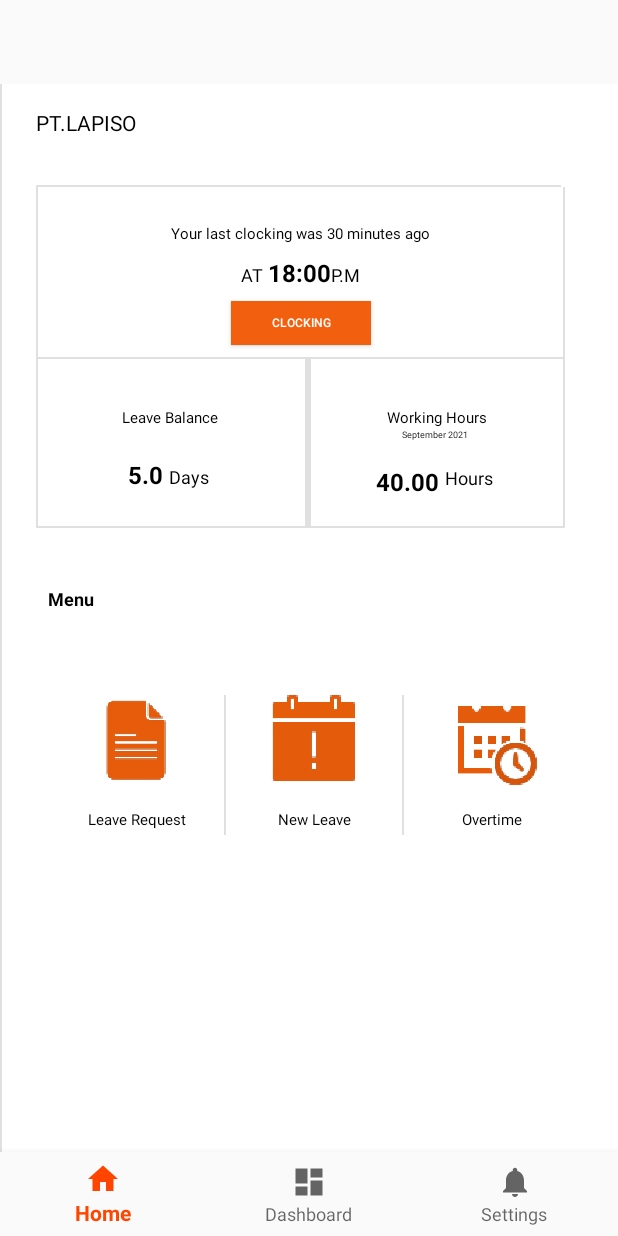
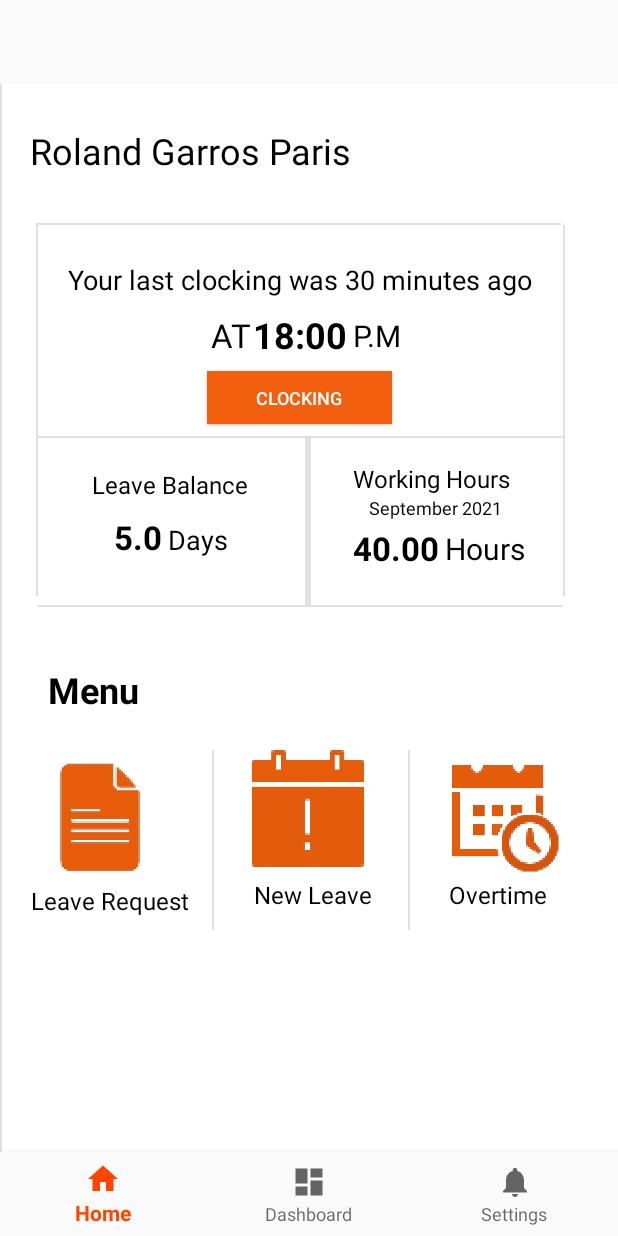
Before and after one commit to hengky9099/Mobile_application, an Android app: the screen it shows after launch (MainActivity), on a phone screen of 412 x 824 dp. Run offline under Robolectric (Android 15) with nearby library versions, the phone set to English and light mode, and no system bars; our stand-ins replace navigation-ui.

Commit message:
UI enhancement & logo from ASUS

```diff
--- a/app/src/main/res/layout/fragment_home.xml
+++ b/app/src/main/res/layout/fragment_home.xml
@@ -12,10 +12,11 @@
         android:id="@+id/textView"
         android:layout_width="wrap_content"
         android:layout_height="wrap_content"
-        android:layout_marginStart="24dp"
-        android:layout_marginTop="16dp"
-        android:text="@string/pt_lapiso"
+        android:layout_marginStart="20dp"
+        android:layout_marginTop="28dp"
+        android:text="@string/roland_garros_paris"
         android:textColor="@color/black"
+        android:textSize="24sp"
         app:layout_constraintStart_toStartOf="parent"
         app:layout_constraintTop_toTopOf="parent" />
 
@@ -26,7 +27,7 @@
         android:layout_marginTop="24dp"
         android:text="@string/your_last_clocking_was_30_minutes_ago"
         android:textColor="#000000"
-        android:textSize="10sp"
+        android:textSize="18sp"
         app:layout_constraintEnd_toStartOf="@+id/divider5"
         app:layout_constraintStart_toStartOf="@+id/divider11"
         app:layout_constraintTop_toBottomOf="@+id/divider6"
@@ -35,14 +36,13 @@
 
     <TextView
         android:id="@+id/textView8"
-        android:layout_width="64dp"
-        android:layout_height="wrap_content"
-        android:layout_marginTop="32dp"
+        android:layout_width="106dp"
+        android:layout_height="23dp"
+        android:layout_marginTop="20dp"
         android:text="@string/leave_balance"
         android:textColor="#000000"
-        android:textSize="10sp"
+        android:textSize="16sp"
         app:layout_constraintEnd_toStartOf="@+id/divider8"
-        app:layout_constraintHorizontal_bias="0.491"
         app:layout_constraintStart_toEndOf="@+id/divider"
         app:layout_constraintTop_toBottomOf="@+id/divider11"
         tools:ignore="MissingConstraints,SmallSp" />
@@ -52,10 +52,10 @@
         android:layout_width="wrap_content"
         android:layout_height="wrap_content"
         android:layout_marginStart="4dp"
-        android:layout_marginTop="24dp"
+        android:layout_marginTop="12dp"
         android:text="@string/days"
         android:textColor="#000000"
-        android:textSize="12sp"
+        android:textSize="18sp"
         app:layout_constraintStart_toEndOf="@+id/textView9"
         app:layout_constraintTop_toBottomOf="@+id/textView8"
         tools:ignore="MissingConstraints" />
@@ -64,13 +64,13 @@
         android:id="@+id/textView9"
         android:layout_width="wrap_content"
         android:layout_height="wrap_content"
-        android:layout_marginTop="20dp"
+        android:layout_marginTop="8dp"
         android:text="@string/_5_0"
         android:textColor="#000000"
-        android:textSize="16sp"
+        android:textSize="22sp"
         android:textStyle="bold"
         app:layout_constraintEnd_toStartOf="@+id/divider8"
-        app:layout_constraintHorizontal_bias="0.387"
+        app:layout_constraintHorizontal_bias="0.349"
         app:layout_constraintStart_toEndOf="@+id/divider"
         app:layout_constraintTop_toBottomOf="@+id/textView8"
         tools:ignore="MissingConstraints" />
@@ -82,7 +82,7 @@
         android:layout_marginTop="8dp"
         android:text="@string/_18_00"
         android:textColor="#000000"
-        android:textSize="16sp"
+        android:textSize="24sp"
         android:textStyle="bold"
         app:layout_constraintEnd_toEndOf="parent"
         app:layout_constraintHorizontal_bias="0.483"
@@ -93,12 +93,13 @@
 
     <TextView
         android:id="@+id/textView5"
-        android:layout_width="18dp"
-        android:layout_height="17dp"
-        android:layout_marginTop="12dp"
+        android:layout_width="28dp"
+        android:layout_height="25dp"
+        android:layout_marginTop="10dp"
+        android:layout_marginEnd="0dp"
         android:text="@string/at"
         android:textColor="#000000"
-        android:textSize="12sp"
+        android:textSize="22sp"
         app:layout_constraintEnd_toStartOf="@+id/textView6"
         app:layout_constraintTop_toBottomOf="@+id/textView4"
         tools:ignore="MissingConstraints" />
@@ -107,24 +108,26 @@
         android:id="@+id/textView7"
         android:layout_width="wrap_content"
         android:layout_height="wrap_content"
-        android:layout_marginTop="12dp"
+        android:layout_marginStart="4dp"
+        android:layout_marginTop="11dp"
         android:text="@string/p_m"
         android:textColor="#000000"
-        android:textSize="12sp"
+        android:textSize="20sp"
         app:layout_constraintStart_toEndOf="@+id/textView6"
         app:layout_constraintTop_toBottomOf="@+id/textView4"
         tools:ignore="MissingConstraints" />
 
     <Button
         android:id="@+id/button2"
-        android:layout_width="93dp"
-        android:layout_height="29dp"
+        android:layout_width="123dp"
+        android:layout_height="35dp"
         android:layout_marginTop="8dp"
+        android:layout_marginEnd="2dp"
         android:background="@color/orange"
         android:backgroundTint="#F2600F"
         android:text="@string/clocking"
         android:textColor="@color/white"
-        android:textSize="8sp"
+        android:textSize="12sp"
         app:layout_constraintEnd_toStartOf="@+id/divider5"
         app:layout_constraintStart_toEndOf="@+id/divider"
         app:layout_constraintTop_toBottomOf="@+id/textView6"
@@ -190,7 +193,7 @@
     <View
         android:id="@+id/divider"
         android:layout_width="1dp"
-        android:layout_height="227dp"
+        android:layout_height="247dp"
         android:layout_marginStart="24dp"
         android:background="?android:attr/listDivider"
         app:layout_constraintStart_toEndOf="@+id/divider9"
@@ -200,7 +203,7 @@
     <View
         android:id="@+id/divider5"
         android:layout_width="1dp"
-        android:layout_height="227dp"
+        android:layout_height="247dp"
         android:background="?android:attr/listDivider"
         app:layout_constraintStart_toEndOf="@+id/divider11"
         app:layout_constraintTop_toBottomOf="@+id/divider6"
@@ -210,12 +213,12 @@
         android:id="@+id/textView11"
         android:layout_width="wrap_content"
         android:layout_height="wrap_content"
-        android:layout_marginTop="32dp"
+        android:layout_marginTop="16dp"
         android:text="@string/working_hours"
         android:textColor="#000000"
-        android:textSize="10sp"
+        android:textSize="16sp"
         app:layout_constraintEnd_toStartOf="@+id/divider5"
-        app:layout_constraintHorizontal_bias="0.504"
+        app:layout_constraintHorizontal_bias="0.444"
         app:layout_constraintStart_toEndOf="@+id/divider8"
         app:layout_constraintTop_toBottomOf="@+id/divider11"
         tools:ignore="MissingConstraints,SmallSp" />
@@ -226,7 +229,7 @@
         android:layout_height="wrap_content"
         android:text="@string/september_2021"
         android:textColor="#000000"
-        android:textSize="6sp"
+        android:textSize="12sp"
         app:layout_constraintEnd_toStartOf="@+id/divider5"
         app:layout_constraintHorizontal_bias="0.491"
         app:layout_constraintStart_toEndOf="@+id/divider8"
@@ -237,13 +240,13 @@
         android:id="@+id/textView13"
         android:layout_width="wrap_content"
         android:layout_height="wrap_content"
-        android:layout_marginTop="16dp"
+        android:layout_marginTop="4dp"
         android:text="@string/_40_00"
         android:textColor="#000000"
-        android:textSize="16sp"
+        android:textSize="22sp"
         android:textStyle="bold"
         app:layout_constraintEnd_toStartOf="@+id/divider5"
-        app:layout_constraintHorizontal_bias="0.346"
+        app:layout_constraintHorizontal_bias="0.252"
         app:layout_constraintStart_toEndOf="@+id/divider8"
         app:layout_constraintTop_toBottomOf="@+id/textView12"
         tools:ignore="MissingConstraints" />
@@ -253,10 +256,10 @@
         android:layout_width="wrap_content"
         android:layout_height="wrap_content"
         android:layout_marginStart="4dp"
-        android:layout_marginTop="16dp"
+        android:layout_marginTop="5dp"
         android:text="@string/hours"
         android:textColor="#000000"
-        android:textSize="12sp"
+        android:textSize="20sp"
         app:layout_constraintStart_toEndOf="@+id/textView13"
         app:layout_constraintTop_toBottomOf="@+id/textView12"
         tools:ignore="MissingConstraints" />
@@ -269,7 +272,8 @@
         android:layout_marginTop="40dp"
         android:text="@string/menu"
         android:textColor="#000000"
-        android:textSize="12sp"
+        android:textSize="24dp
+"
         android:textStyle="bold"
         app:layout_constraintStart_toStartOf="parent"
         app:layout_constraintTop_toBottomOf="@+id/divider8"
@@ -277,31 +281,20 @@
 
     <TextView
         android:id="@+id/textView15"
-        android:layout_width="69dp"
-        android:layout_height="wrap_content"
-        android:layout_marginStart="24dp"
-        android:layout_marginTop="16dp"
+        android:layout_width="91dp"
+        android:layout_height="29dp"
+        android:layout_marginStart="20dp"
+        android:layout_marginTop="4dp"
         android:text="@string/new_leave"
         android:textAlignment="center"
         android:textColor="#000000"
-        android:textSize="10sp"
+        android:textSize="16sp"
         app:layout_constraintStart_toEndOf="@+id/divider3"
         app:layout_constraintTop_toBottomOf="@+id/btnTaskLog"
         tools:ignore="MissingConstraints,SmallSp"
         tools:text="New Task" />
 
-    <View
-        android:id="@+id/divider2"
-        android:layout_width="1dp"
-        android:layout_height="93dp"
-        android:layout_marginStart="24dp"
-        android:layout_marginTop="56dp"
-        android:background="?android:attr/listDivider"
-        app:layout_constraintStart_toEndOf="@+id/btnTaskLog"
-        app:layout_constraintTop_toBottomOf="@+id/textView2"
-        tools:ignore="MissingConstraints" />
-
-<!--
+    <!--
     <ImageView
         android:id="@+id/imageView3"
         android:layout_width="61dp"
@@ -319,11 +312,22 @@
 -->
 
     <View
+        android:id="@+id/divider2"
+        android:layout_width="1dp"
+        android:layout_height="120dp"
+        android:layout_marginStart="24dp"
+        android:layout_marginTop="24dp"
+        android:background="?android:attr/listDivider"
+        app:layout_constraintStart_toEndOf="@+id/btnTaskLog"
+        app:layout_constraintTop_toBottomOf="@+id/textView2"
+        tools:ignore="MissingConstraints" />
+
+    <View
         android:id="@+id/divider3"
         android:layout_width="1dp"
-        android:layout_height="93dp"
-        android:layout_marginStart="24dp"
-        android:layout_marginTop="56dp"
+        android:layout_height="120dp"
+        android:layout_marginStart="32dp"
+        android:layout_marginTop="24dp"
         android:background="?android:attr/listDivider"
         app:layout_constraintStart_toEndOf="@+id/btnLeaveRequest"
         app:layout_constraintTop_toBottomOf="@+id/textView2"
@@ -331,14 +335,14 @@
 
     <TextView
         android:id="@+id/textView3"
-        android:layout_width="69dp"
-        android:layout_height="wrap_content"
-        android:layout_marginStart="56dp"
-        android:layout_marginTop="16dp"
+        android:layout_width="113dp"
+        android:layout_height="28dp"
+        android:layout_marginStart="16dp"
+        android:layout_marginTop="4dp"
         android:text="@string/leave_request"
         android:textAlignment="center"
         android:textColor="#000000"
-        android:textSize="10sp"
+        android:textSize="16sp"
         app:layout_constraintStart_toStartOf="parent"
         app:layout_constraintTop_toBottomOf="@+id/btnLeaveRequest"
         tools:ignore="SmallSp" />
@@ -348,56 +352,56 @@
         android:layout_width="69dp"
         android:layout_height="wrap_content"
         android:layout_marginStart="24dp"
-        android:layout_marginTop="16dp"
+        android:layout_marginTop="4dp"
         android:text="@string/overtime"
         android:textAlignment="center"
         android:textColor="#000000"
-        android:textSize="10sp"
+        android:textSize="16sp"
         app:layout_constraintStart_toEndOf="@+id/divider2"
         app:layout_constraintTop_toBottomOf="@+id/btnOpenOT"
         tools:ignore="MissingConstraints,SmallSp" />
 
     <ImageButton
         android:id="@+id/btnLeaveRequest"
-        android:layout_width="69dp"
-        android:layout_height="60dp"
-        android:layout_marginStart="56dp"
-        android:layout_marginTop="56dp"
+        android:layout_width="85dp"
+        android:layout_height="81dp"
+        android:layout_marginStart="24dp"
+        android:layout_marginTop="28dp"
         android:backgroundTint="@color/white"
         android:padding="0dp"
         android:scaleType="fitCenter"
         android:src="@drawable/file"
         app:layout_constraintStart_toStartOf="parent"
         app:layout_constraintTop_toBottomOf="@+id/textView2"
-        tools:ignore="SpeakableTextPresentCheck"
+        tools:ignore="ContentDescription,SpeakableTextPresentCheck"
         tools:src="@drawable/file" />
 
     <ImageButton
         android:id="@+id/btnTaskLog"
-        android:layout_width="69dp"
-        android:layout_height="60dp"
-        android:layout_marginStart="24dp"
-        android:layout_marginTop="56dp"
+        android:layout_width="85dp"
+        android:layout_height="81dp"
+        android:layout_marginStart="20dp"
+        android:layout_marginTop="24dp"
         android:backgroundTint="@color/white"
         android:padding="0dp"
         android:scaleType="fitCenter"
         android:src="@drawable/calendar"
         app:layout_constraintStart_toEndOf="@+id/divider3"
         app:layout_constraintTop_toBottomOf="@+id/textView2"
-        tools:ignore="SpeakableTextPresentCheck" />
+        tools:ignore="ContentDescription,SpeakableTextPresentCheck" />
 
     <ImageButton
         android:id="@+id/btnOpenOT"
-        android:layout_width="69dp"
-        android:layout_height="60dp"
-        android:layout_marginStart="24dp"
-        android:layout_marginTop="56dp"
+        android:layout_width="85dp"
+        android:layout_height="81dp"
+        android:layout_marginStart="16dp"
+        android:layout_marginTop="24dp"
         android:backgroundTint="@color/white"
         android:padding="0dp"
         android:scaleType="fitCenter"
         android:src="@drawable/schedule"
         app:layout_constraintStart_toEndOf="@+id/divider2"
         app:layout_constraintTop_toBottomOf="@+id/textView2"
-        tools:ignore="SpeakableTextPresentCheck" />
+        tools:ignore="ContentDescription,SpeakableTextPresentCheck" />
 
 </androidx.constraintlayout.widget.ConstraintLayout>
--- a/app/src/main/res/layout/fragment_register.xml
+++ b/app/src/main/res/layout/fragment_register.xml
@@ -77,13 +77,13 @@
 
     <ImageView
         android:id="@+id/imageView"
-        android:layout_width="wrap_content"
-        android:layout_height="wrap_content"
+        android:layout_width="234dp"
+        android:layout_height="221dp"
         app:layout_constraintBottom_toTopOf="@+id/editTextTextEmailAddress"
         app:layout_constraintEnd_toEndOf="parent"
         app:layout_constraintStart_toStartOf="parent"
         app:layout_constraintTop_toTopOf="parent"
-        app:srcCompat="@drawable/user_icon" />
+        app:srcCompat="@drawable/_090176" />
 
     <Button
         android:id="@+id/btnLogin"
--- a/app/src/main/res/values/strings.xml
+++ b/app/src/main/res/values/strings.xml
@@ -52,4 +52,5 @@
     <string name="invalid_username">Not a valid username</string>
     <string name="invalid_password">Password must be >5 characters</string>
     <string name="login_failed">"Login failed"</string>
+    <string name="roland_garros_paris">Roland Garros Paris</string>
 </resources>
```
Also changed, not shown: app/src/main/res/layout/fragment_dashboard.xml (+18 -13 lines), app/src/main/res/layout/fragment_izin_cuti.xml (+35 -33 lines), app/src/main/res/layout/fragment_laporan_ot.xml (+27 -26 lines), app/src/main/res/layout/fragment_login.xml (+6 -4 lines), app/src/main/res/layout/fragment_password.xml (+4 -4 lines), app/src/main/res/layout/fragment_task_detail.xml (+25 -19 lines), app/src/main/res/layout/task_detail_fragment.xml (+12 -12 lines), app/src/main/res/drawable/_090176.png (added).
